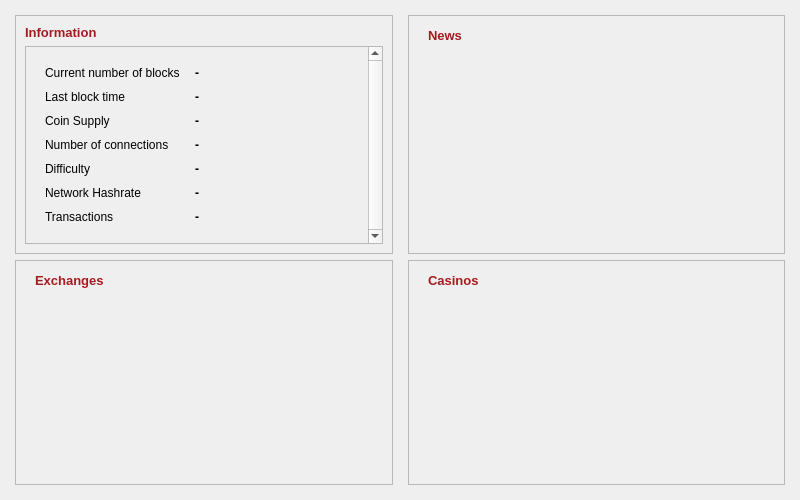
This is src/qt/forms/infopage.ui in transcoder/CasinoCoin as Qt 5 draws it before an edit. The edited form follows.
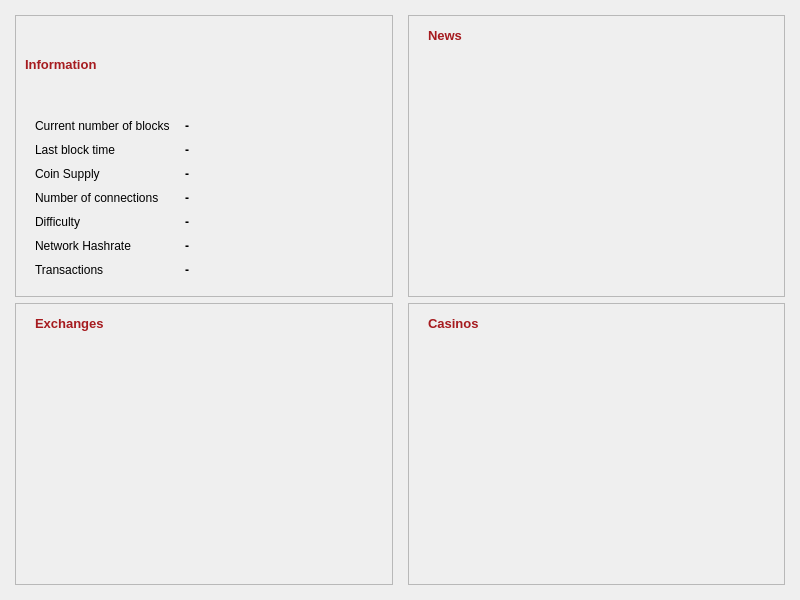
This is the edited form.

Diff of the .ui file:
```diff
--- a/src/qt/forms/infopage.ui
+++ b/src/qt/forms/infopage.ui
@@ -7,7 +7,7 @@
     <x>0</x>
     <y>0</y>
     <width>800</width>
-    <height>500</height>
+    <height>600</height>
    </rect>
   </property>
   <property name="windowTitle">
@@ -159,31 +159,6 @@
        </widget>
       </item>
       <item row="1" column="0">
-       <widget class="QScrollArea" name="scrollArea">
-        <property name="sizePolicy">
-         <sizepolicy hsizetype="Preferred" vsizetype="Preferred">
-          <horstretch>0</horstretch>
-          <verstretch>0</verstretch>
-         </sizepolicy>
-        </property>
-        <property name="verticalScrollBarPolicy">
-         <enum>Qt::ScrollBarAlwaysOn</enum>
-        </property>
-        <property name="horizontalScrollBarPolicy">
-         <enum>Qt::ScrollBarAsNeeded</enum>
-        </property>
-        <property name="widgetResizable">
-         <bool>true</bool>
-        </property>
-        <widget class="QWidget" name="scrollAreaWidgetContents_2">
-         <property name="geometry">
-          <rect>
-           <x>0</x>
-           <y>0</y>
-           <width>343</width>
-           <height>217</height>
-          </rect>
-         </property>
          <layout class="QGridLayout" name="gridLayout_3">
           <item row="0" column="0">
            <layout class="QFormLayout" name="formCoinDetails">
@@ -607,8 +582,6 @@
            </layout>
           </item>
          </layout>
-        </widget>
-       </widget>
       </item>
      </layout>
     </widget>
```
Lines whose indentation alone changed are shown as unchanged.
